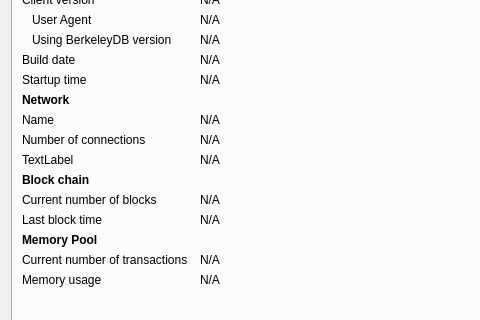
Kore-Core/KORE, file src/qt/forms/debugwindow.ui: the form before one commit; both pictures show x 0 to 480 and y 93 to 413 of the 740 by 517 pixel window.
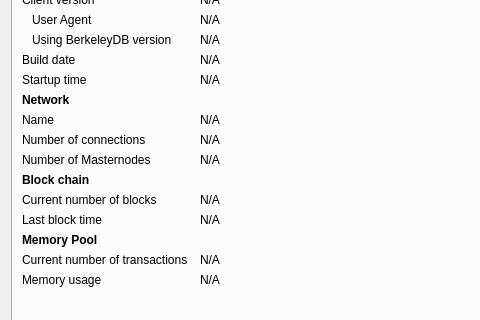
The form after the commit. Icons and pictures are not drawn. Custom widgets are drawn as their Qt base class.

The edit to the form file:
```diff
--- a/src/qt/forms/debugwindow.ui
+++ b/src/qt/forms/debugwindow.ui
@@ -417,7 +417,7 @@
        <item row="10" column="0">
         <widget class="QLabel" name="masternodeCountLabel">
          <property name="text">
-          <string>TextLabel</string>
+          <string>Number of Masternodes</string>
          </property>
         </widget>
        </item>
```
Left out of the diff: 2 changed lines with no effect on the pictures.
